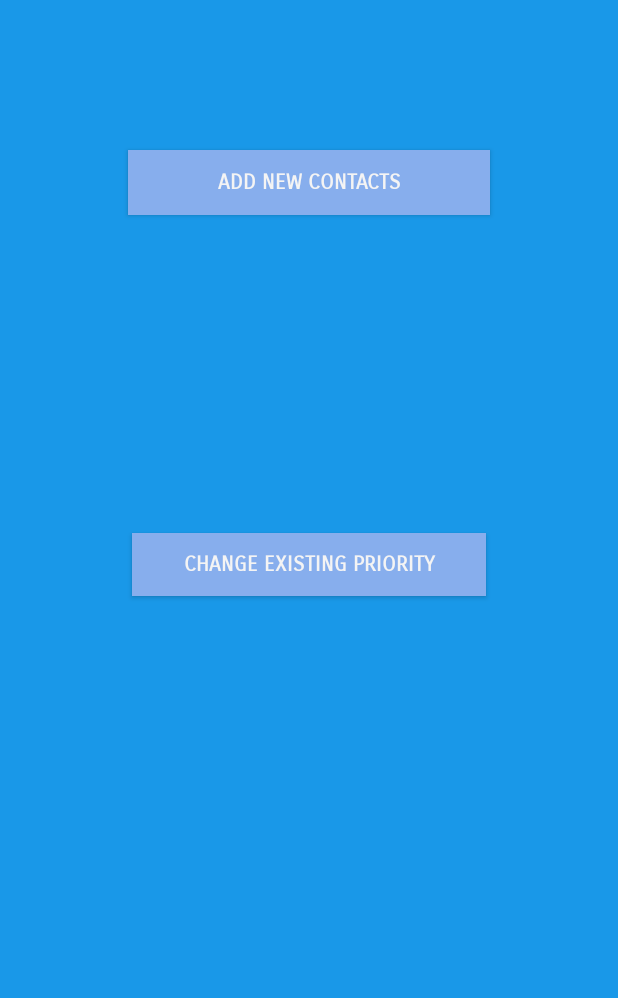
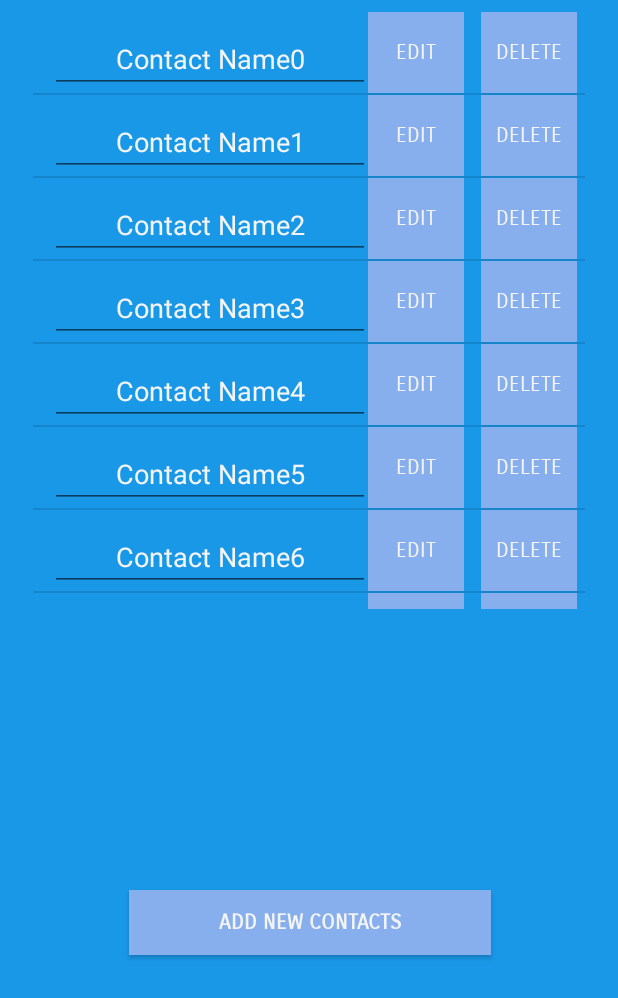
Before and after one commit to aarya1995/CallYourMother, an Android app: the screen it shows after launch (MainActivity), on a phone screen of 412 x 824 dp. Shown: the top 998 px of the screen. Run offline under Robolectric (Android 15) with nearby library versions, the phone set to English and light mode, and no system bars.

Commit message:
add ListView

```diff
--- a/app/src/main/java/com/example/alcar/callyourmother/AddContactsActivity.java
+++ b/app/src/main/java/com/example/alcar/callyourmother/AddContactsActivity.java
@@ -13,7 +13,6 @@ import android.widget.Button;
 import android.widget.Toast;
 import android.widget.Spinner;
 import android.widget.AdapterView.OnItemClickListener;
-
 
 /**
  * Created by jiaxin on 2017/11/15.
--- /dev/null
+++ b/app/src/main/java/com/example/alcar/callyourmother/ListModel.java
@@ -0,0 +1,17 @@
+package com.example.alcar.callyourmother;
+
+/**
+ * Created by ViperGX on 11/19/2017.
+ */
+
+public class ListModel {
+    private String contactName = "";
+
+    public void setContactName(String contactName){
+        this.contactName = contactName;
+    }
+
+    public String getContactName(){
+        return this.contactName;
+    }
+}
--- a/app/src/main/java/com/example/alcar/callyourmother/MainActivity.java
+++ b/app/src/main/java/com/example/alcar/callyourmother/MainActivity.java
@@ -2,13 +2,26 @@ package com.example.alcar.callyourmother;
 
 import android.content.Intent;
 import android.app.Activity;
+import android.content.res.Resources;
 import android.os.Bundle;
 import android.view.View;
+import android.view.ViewGroup;
+import android.widget.BaseAdapter;
 import android.widget.Button;
+import android.widget.ListView;
+import android.widget.TextView;
+import android.widget.Toast;
+
+import java.util.ArrayList;
+import java.util.zip.Inflater;
 
 
 public class MainActivity extends Activity {
 
+    ListView list;
+    MyBaseAdapter adapter;
+    public  MainActivity CustomListView = null;
+    public ArrayList<ListModel> CustomListViewValuesArr = new ArrayList<ListModel>();
     @Override
     protected void onCreate(Bundle savedInstanceState) {
         super.onCreate(savedInstanceState);
@@ -21,5 +34,87 @@ public class MainActivity extends Activity {
                 startActivity(i);
             }
         });
+
+        CustomListView = this;
+
+        /******** Take some data in Arraylist ( CustomListViewValuesArr ) ***********/
+        setListData();
+
+        //Resources res =getResources();
+        list = ( ListView )findViewById( R.id.existingPriority );  // List defined in XML ( See Below )
+
+        /**************** Create Custom Adapter *********/
+        //adapter=new CustomAdapter( CustomListView, CustomListViewValuesArr,res );
+        adapter=new MyBaseAdapter();
+        list.setAdapter( adapter );
+    }
+
+    /****** Function to set data in ArrayList *************/
+    public void setListData()
+    {
+
+        for (int i = 0; i < 11; i++) {
+
+            final ListModel sched = new ListModel();
+
+            /******* Firstly take data in model object ******/
+            sched.setContactName("Contact Name"+String.valueOf(i));
+
+            /******** Take Model Object in ArrayList **********/
+            CustomListViewValuesArr.add( sched );
+        }
+
+    }
+
+
+    /*****************  This function used by adapter ****************/
+    public void onItemClick(int mPosition)
+    {
+        ListModel tempValues = ( ListModel ) CustomListViewValuesArr.get(mPosition);
+
+
+        // SHOW ALERT
+
+        Toast.makeText(CustomListView,
+                ""+tempValues.getContactName(),
+                Toast.LENGTH_LONG)
+                .show();
+    }
+    class MyBaseAdapter extends BaseAdapter{
+
+        public int getCount(){
+            return CustomListViewValuesArr.size();
+        }
+        public Object getItem(int position) {
+            return position;
+        }
+
+        public long getItemId(int position) {
+            return position;
+        }
+        public View getView(int position, View convertView, ViewGroup parent) {
+            if(convertView == null){
+                convertView=View.inflate(MainActivity.this,R.layout.single_list_priority,null);
+            }
+            ListModel m = CustomListViewValuesArr.get(position);
+            TextView name = (TextView) convertView.findViewById(R.id.contactName);
+            Button add =(Button) convertView.findViewById(R.id.add_button);
+            Button delete=(Button) convertView.findViewById(R.id.delete_button);
+            name.setText(m.getContactName());
+            add.setOnClickListener(new View.OnClickListener() {
+                @Override
+                public void onClick(View view) {
+                    Intent intent=new Intent(MainActivity.this,AddContactsActivity.class);
+                    startActivity(intent);
+                }
+            });
+            delete.setOnClickListener(new View.OnClickListener() {
+                @Override
+                public void onClick(View view) {
+                    //TODO
+                }
+            });
+            return convertView;
+        }
     }
 }
--- a/app/src/main/res/layout/activity_main.xml
+++ b/app/src/main/res/layout/activity_main.xml
@@ -13,31 +13,33 @@
         android:id="@+id/addNewContacts"
         android:layout_width="241dp"
         android:layout_height="43dp"
+        android:layout_marginBottom="8dp"
+        android:layout_marginTop="8dp"
         android:background="#87aeed"
         android:fontFamily="sans-serif-smallcaps"
         android:text="Add New Contacts"
         android:textColor="#f4f4f4"
         android:textStyle="bold"
+        app:layout_constraintBottom_toBottomOf="parent"
         app:layout_constraintEnd_toEndOf="parent"
+        app:layout_constraintHorizontal_bias="0.503"
+        app:layout_constraintLeft_toLeftOf="parent"
+        app:layout_constraintRight_toRightOf="parent"
         app:layout_constraintStart_toStartOf="parent"
-        tools:ignore="MissingConstraints"
-        app:layout_constraintTop_toTopOf="parent"
-        tools:layout_editor_absoluteX="72dp"
-        android:layout_marginTop="100dp" />
+        app:layout_constraintTop_toBottomOf="@+id/existingPriority"/>
 
-    <Button
-        android:id="@+id/changeExistingPriority"
-        android:layout_width="236dp"
-        android:layout_height="42dp"
-        android:layout_marginTop="212dp"
-        android:background="#87aeed"
-        android:fontFamily="sans-serif-smallcaps"
-        android:text="Change Existing Priority"
-        android:textColor="#f4f4f4"
-        android:textStyle="bold"
+    <ListView
+        android:id="@+id/existingPriority"
+        android:layout_width="368dp"
+        android:layout_height="398dp"
+        android:layout_marginEnd="8dp"
+        android:layout_marginStart="8dp"
+        android:layout_marginTop="8dp"
+        android:scrollbars="vertical"
         app:layout_constraintEnd_toEndOf="parent"
-        app:layout_constraintHorizontal_bias="0.5"
+        app:layout_constraintLeft_toLeftOf="parent"
+        app:layout_constraintRight_toRightOf="parent"
         app:layout_constraintStart_toStartOf="parent"
-        app:layout_constraintTop_toBottomOf="@+id/addNewContacts"/>
+        app:layout_constraintTop_toTopOf="parent"/>
 
 </android.support.constraint.ConstraintLayout>
--- /dev/null
+++ b/app/src/main/res/layout/single_list_priority.xml
@@ -0,0 +1,50 @@
+<?xml version="1.0" encoding="utf-8"?>
+<RelativeLayout xmlns:android="http://schemas.android.com/apk/res/android"
+                android:id="@+id/singleListPriority"
+                android:layout_width="match_parent"
+                android:layout_height="match_parent"
+                android:background="#1998e8">
+
+    <Button
+        android:id="@+id/delete_button"
+        style="@style/Widget.AppCompat.Button.ButtonBar.AlertDialog"
+        android:layout_width="wrap_content"
+        android:layout_height="wrap_content"
+        android:layout_marginRight="5dp"
+        android:background="#87aeed"
+        android:fontFamily="sans-serif-smallcaps"
+        android:text="Delete"
+        android:textColor="#f4f4f4"
+        android:layout_alignBaseline="@+id/add_button"
+        android:layout_alignBottom="@+id/add_button"
+        android:layout_alignParentEnd="true" />
+
+    <Button
+        android:id="@+id/add_button"
+        style="@style/Widget.AppCompat.Button.ButtonBar.AlertDialog"
+        android:layout_width="wrap_content"
+        android:layout_height="wrap_content"
+        android:layout_centerVertical="true"
+        android:layout_marginEnd="11dp"
+        android:layout_toStartOf="@+id/delete_button"
+        android:background="#87aeed"
+        android:fontFamily="sans-serif-smallcaps"
+        android:text="EDIT"
+        android:textAlignment="center"
+        android:textAllCaps="false"
+        android:textColor="#f4f4f4"/>
+
+    <EditText
+        android:id="@+id/contactName"
+        android:layout_width="wrap_content"
+        android:layout_height="wrap_content"
+        android:ems="10"
+        android:inputType="textPersonName"
+        android:text="Name"
+        android:textAlignment="center"
+        android:textColor="#f4f4f4"
+        android:layout_alignBottom="@+id/add_button"
+        android:layout_alignParentStart="true"
+        android:layout_marginStart="11dp" />
+
+</RelativeLayout>
```
Also changed, not shown: app/src/main/java/com/example/alcar/callyourmother/AlarmOperation.java (+15 -10 lines), app/src/main/res/layout/edit_priority.xml (+25 -11 lines).
